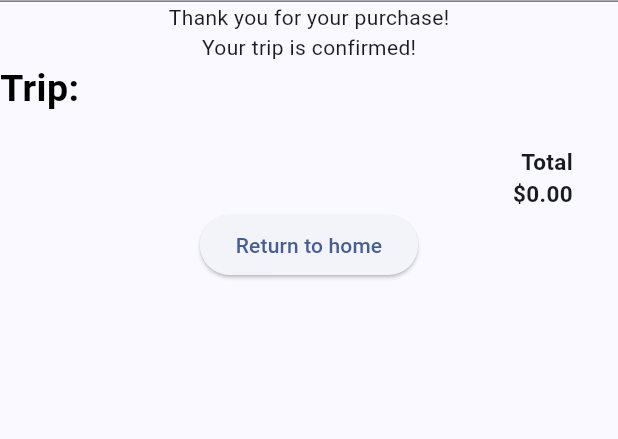
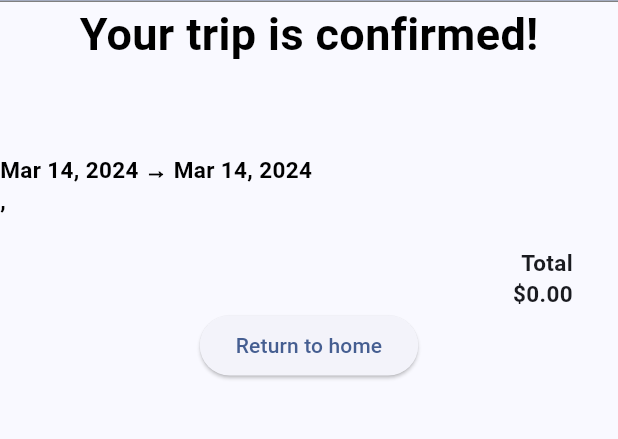
Before and after one commit to CSEN-SCU/csen-174-w24-project-tripsitter, a Flutter app: the ConfirmationPage screen opened directly with empty values, on a phone screen of 412 x 824 dp, the part 82-521 px from its top. Run offline on Flutter 3.47's test engine with Material 3 defaults, Android fonts, the phone set to English and light mode, and no system bars; our stand-ins replace animated_list_plus, cloud_firestore, csv, firebase_auth, firebase_core, firebase_storage and 8 more; missing offline and left inert: flutter_stripe, mapbox_gl; accounts and stored records are empty; Roboto replaces fonts that are missing (Kadwa).

Commit message:
finished checkout overhaul

```diff
--- a/frontend/lib/components/checkout/activity_summary.dart
+++ b/frontend/lib/components/checkout/activity_summary.dart
@@ -1,3 +1,4 @@
+import 'package:collection/collection.dart';
 import 'package:flutter/material.dart';
 import 'package:provider/provider.dart';
 import 'package:tripsitter/classes/profile.dart';
@@ -38,7 +39,7 @@ class ActivitySummary extends StatelessWidget {
             Expanded(
               flex: 1,
               child: Column(
-                children: activity.participants.map((e) => profiles.firstWhere((profile) => profile.id == e).name).map((e) => Text(e)).toList() ,
+                children: activity.participants.map((e) => profiles.firstWhereOrNull((profile) => profile.id == e)?.name ?? "").map((e) => Text(e)).toList() ,
               )
             ),
           SizedBox(
--- a/frontend/lib/components/checkout/car_summary.dart
+++ b/frontend/lib/components/checkout/car_summary.dart
@@ -1,3 +1,4 @@
+import 'package:collection/collection.dart';
 import 'package:flutter/material.dart';
 import 'package:provider/provider.dart';
 import 'package:tripsitter/classes/profile.dart';
@@ -39,7 +40,7 @@ class CarSummary extends StatelessWidget {
             Expanded(
               flex: 1,
               child: Column(
-                children: car.members.map((e) => profiles.firstWhere((profile) => profile.id == e).name).map((e) => Text(e)).toList() ,
+                children: car.members.map((e) => profiles.firstWhereOrNull((profile) => profile.id == e)?.name ?? "").map((e) => Text(e)).toList() ,
               )
             ),
           SizedBox(
--- a/frontend/lib/components/checkout/confirmation.dart
+++ b/frontend/lib/components/checkout/confirmation.dart
@@ -4,6 +4,7 @@ import 'package:tripsitter/classes/profile.dart';
 import 'package:tripsitter/classes/trip.dart';
 import 'package:tripsitter/components/checkout/trip_summary.dart';
 import 'package:tripsitter/components/navbar.dart';
+import 'package:tripsitter/helpers/styles.dart';
 
 class ConfirmationPage extends StatelessWidget {
   final Trip trip;
@@ -24,13 +25,16 @@ class ConfirmationPage extends StatelessWidget {
       appBar: const TripSitterNavbar(),
       body: Center(
         child: Column(
+          crossAxisAlignment: CrossAxisAlignment.center,
           children: [
-            const Text("Thank you for your purchase!"),
-            const Text("Your trip is confirmed!"),
+            Text("Your trip is confirmed!", style: sectionHeaderStyle.copyWith(fontSize: 30)),
+            const Text(""),
             TripSummary(
               trip: trip,
               uid: uid,
               profiles: profiles,
+              showSplit: false,
+              showBooking: true,
             ),
             ElevatedButton(
               onPressed: () {
--- a/frontend/lib/components/checkout/flight_summary.dart
+++ b/frontend/lib/components/checkout/flight_summary.dart
@@ -1,3 +1,4 @@
+import 'package:collection/collection.dart';
 import 'package:flutter/material.dart';
 import 'package:intl/intl.dart';
 import 'package:provider/provider.dart';
@@ -39,7 +40,7 @@ class FlightSummary extends StatelessWidget {
             Expanded(
               flex: 1,
               child: Column(
-                children: flight.members.map((e) => profiles.firstWhere((profile) => profile.id == e).name).map((e) => Text(e)).toList() ,
+                children: flight.members.map((e) => profiles.firstWhereOrNull((profile) => profile.id == e)?.name ?? "").map((e) => Text(e)).toList() ,
               )
             ),
           SizedBox(
--- a/frontend/lib/components/checkout/hotel_summary.dart
+++ b/frontend/lib/components/checkout/hotel_summary.dart
@@ -1,3 +1,4 @@
+import 'package:collection/collection.dart';
 import 'package:flutter/material.dart';
 import 'package:intl/intl.dart';
 import 'package:provider/provider.dart';
@@ -31,7 +32,7 @@ class HotelSummary extends StatelessWidget {
               children: [
                 Text("${hotel.name}${hotel.pnr != null ? " (Confirmation: ${hotel.pnr})" : ""}", style: summaryHeaderStyle),
                 Text(hotel.selectedOffer!.checkInDate != hotel.selectedOffer!.checkOutDate ? "${dateFormatter.format(DateTime.parse(hotel.selectedOffer!.checkInDate))} → ${dateFormatter.format(DateTime.parse(hotel.selectedOffer!.checkOutDate))}" : dateFormatter.format(DateTime.parse(hotel.selectedOffer!.checkInDate))),
-                Text("${hotel.selectedInfo!.name}"),
+                Text(hotel.selectedInfo!.name),
               ]
             ),
           ),
@@ -39,7 +40,7 @@ class HotelSummary extends StatelessWidget {
             Expanded(
               flex: 1,
               child: Column(
-                children: hotel.members.map((e) => profiles.firstWhere((profile) => profile.id == e).name).map((e) => Text(e)).toList() ,
+                children: hotel.members.map((e) => profiles.firstWhereOrNull((profile) => profile.id == e)?.name ?? "").map((e) => Text(e)).toList() ,
               )
             ),
           SizedBox(
--- a/frontend/lib/components/checkout/trip_summary.dart
+++ b/frontend/lib/components/checkout/trip_summary.dart
@@ -1,5 +1,6 @@
 import 'package:flutter/material.dart';
 import 'package:google_fonts/google_fonts.dart';
+import 'package:intl/intl.dart';
 import 'package:provider/provider.dart';
 import 'package:tripsitter/classes/profile.dart';
 import 'package:tripsitter/classes/trip.dart';
@@ -33,7 +34,9 @@ class TripSummary extends StatelessWidget {
         child: Column(
           crossAxisAlignment: CrossAxisAlignment.start,
           children: [
-            Text("Trip: ${trip.name}", style: sectionHeaderStyle),
+            Text(trip.name, style: sectionHeaderStyle),
+            Text("${DateFormat('MMM d, yyyy').format(trip.startDate)} → ${DateFormat('MMM d, yyyy').format(trip.endDate)}", style: sectionHeaderStyle.copyWith(fontSize: 15)),
+            Text("${trip.destination.name}, ${trip.destination.country}", style: sectionHeaderStyle.copyWith(fontSize: 15)),
             Container(height: 20),
             if((split ? trip.flights.where((f) => f.members.contains(uid)) : trip.flights).isNotEmpty)
               ...[
@@ -90,7 +93,7 @@ class SummaryHeader extends StatelessWidget {
     return Row(
       crossAxisAlignment: CrossAxisAlignment.center,
       children: [
-        Text(title, style: const TextStyle(fontSize: 20, fontWeight: FontWeight.bold, decoration: TextDecoration.underline)),
+        Text(title, style: GoogleFonts.kadwa(textStyle: const TextStyle(fontSize: 20, fontWeight: FontWeight.bold, decoration: TextDecoration.underline))),
         if(icon != null)
           Padding(
             padding: const EdgeInsets.only(left: 8.0),
--- a/frontend/lib/components/trip_side_column.dart
+++ b/frontend/lib/components/trip_side_column.dart
@@ -54,6 +54,7 @@ class _TripSideColumnState extends State<TripSideColumn> {
                       },
                     )))
           .toList(),
+      if(!trip!.frozen)
         TextButton.icon(
             onPressed: () async {
               String? email = await showDialog<String>(
@@ -119,6 +120,7 @@ class _TripSideColumnState extends State<TripSideColumn> {
       ),
       if (!isMobile) ...[
         Container(height: 10),
+        if(!trip!.frozen)
           CheckboxListTile(
             value: trip!.usingSplitPayments,
             title: const Text("Split Payments"),
--- a/frontend/lib/helpers/styles.dart
+++ b/frontend/lib/helpers/styles.dart
@@ -1,7 +1,7 @@
 import 'package:flutter/material.dart';
 import 'package:google_fonts/google_fonts.dart';
 
-TextStyle summaryHeaderStyle = TextStyle(
+TextStyle summaryHeaderStyle = const TextStyle(
     decoration: TextDecoration.underline,
 );
 
```
Also changed, not shown: frontend/lib/components/checkout/checkout.dart (+5 -6 lines), frontend/lib/components/trip_dash.dart (+7 -6 lines), frontend/lib/pages/view_trip.dart (+15 -3 lines). Lines whose indentation alone changed are shown as unchanged.
